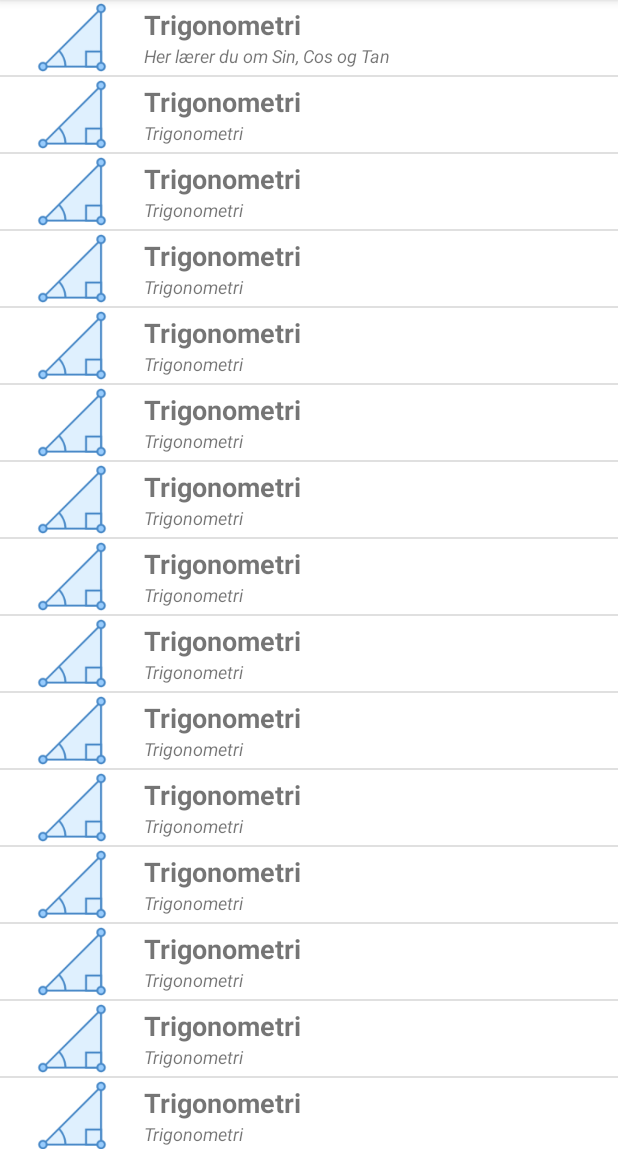
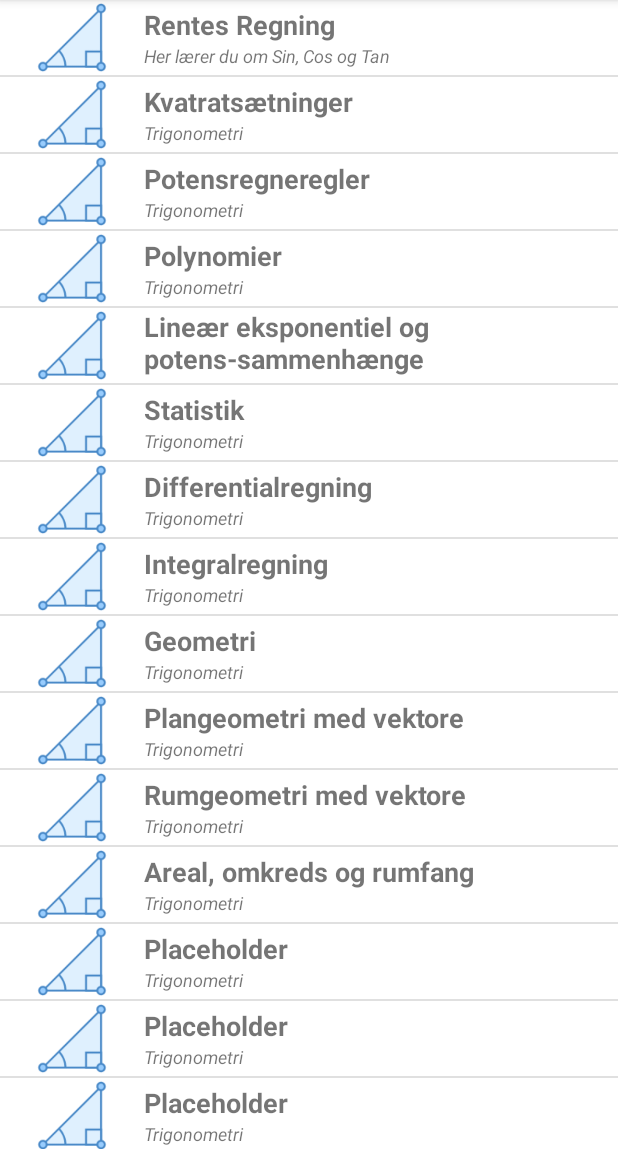
Before and after one commit to jufa2401/Aspiriprojektet, an Android app: the screen it shows after launch (MainActivity), on a phone screen of 412 x 824 dp, the part 87-1236 px from its top. Run offline under Robolectric (Android 15) with nearby library versions, the phone set to English and light mode, and no system bars.

Commit message:
small changes

```diff
--- a/app/src/main/java/com/example/s165158/aspiri/MainActivity.java
+++ b/app/src/main/java/com/example/s165158/aspiri/MainActivity.java
@@ -10,7 +10,7 @@ import android.widget.ListView;
 public class MainActivity extends AppCompatActivity {
     ListView lst;
 
-    String[] nameArray = {"Trigonometri","Trigonometri","Trigonometri","Trigonometri","Trigonometri","Trigonometri","Trigonometri","Trigonometri","Trigonometri","Trigonometri","Trigonometri","Trigonometri","Trigonometri","Trigonometri","Trigonometri"};
+    String[] nameArray = {"Rentes Regning","Kvatratsætninger","Potensregneregler","Polynomier","Lineær eksponentiel og potens-sammenhænge","Statistik","Differentialregning","Integralregning","Geometri","Plangeometri med vektore","Rumgeometri med vektore","Areal, omkreds og rumfang","Placeholder","Placeholder","Placeholder"};
 
     // Lavet som array så man kan tilføje flere beskrivelser
     String[] infoArray = {
```
